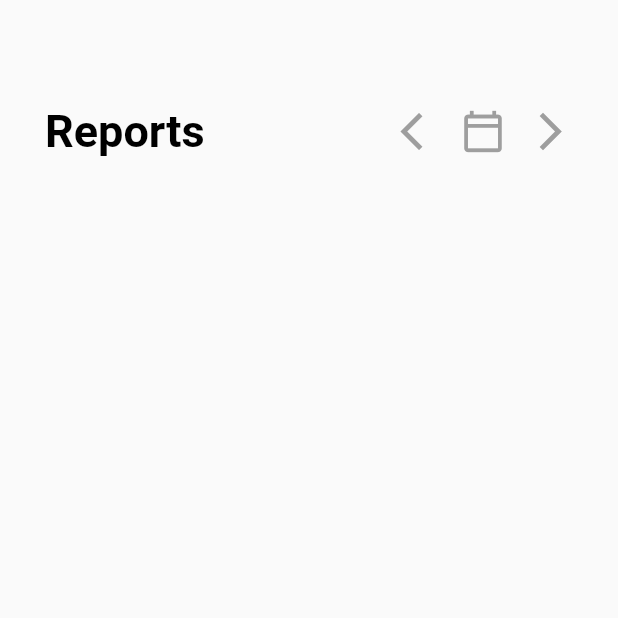
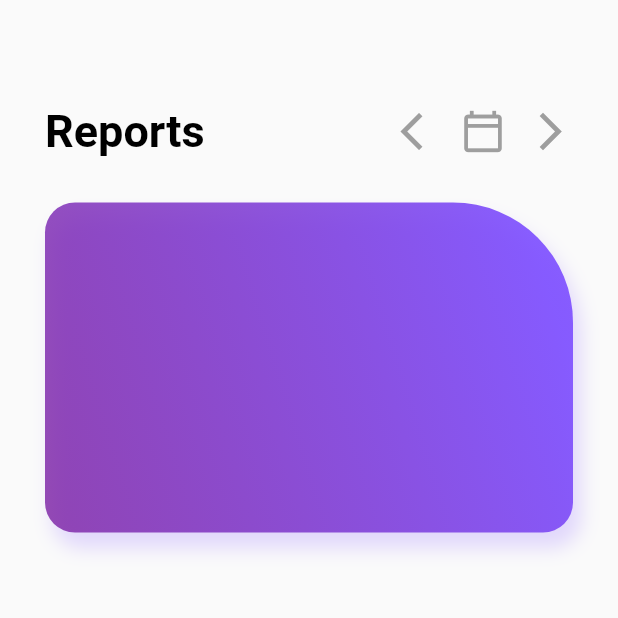
Before and after one commit to JosephLahiru/mcms_app, a Flutter app: the Reports screen opened directly, on a phone screen of 412 x 824 dp, the top half of it. Run offline on Flutter 3.47's test engine with Material 2 defaults, Android fonts, the phone set to English and light mode, and no system bars.

Commit message:
modify reports

```diff
--- a/lib/assets/color.dart
+++ b/lib/assets/color.dart
@@ -34,4 +34,8 @@ class AppColors {
   static const Color transparent = Color(0x00000000);
   static const Color transparentWhite = Color(0x80FFFFFF);
   static const Color transparentBlack = Color(0x80000000);
+  static const Color transparentGrey = Color(0x809E9E9E);
+  static const Color transparentRed = Color(0x80D32F2F);
+  static const Color gradientpurplefirst = Color(0xFF7B1FA2);
+  static const Color gradientpurplesecond = Color(0xFF7C4DFF);
 }
--- a/lib/screens/reports.dart
+++ b/lib/screens/reports.dart
@@ -40,7 +40,30 @@ class Reports extends StatelessWidget {
               SizedBox(height: 30),
               Container(
                 width: MediaQuery.of(context).size.width,
-                height: 200,
+                height: 220,
+                decoration: BoxDecoration(
+                  gradient: LinearGradient(
+                    begin: Alignment.bottomLeft,
+                    end: Alignment.centerRight,
+                    colors: [
+                      color.AppColors.gradientpurplefirst.withOpacity(0.8),
+                      color.AppColors.gradientpurplesecond.withOpacity(0.9),
+                    ],
+                  ),
+                  borderRadius: BorderRadius.only(
+                    topLeft: Radius.circular(20.0),
+                    topRight: Radius.circular(80.0),
+                    bottomLeft: Radius.circular(20.0),
+                    bottomRight: Radius.circular(20.0),
+                  ),
+                  boxShadow: [
+                    BoxShadow(
+                      color: color.AppColors.gradientpurplesecond.withOpacity(0.2),
+                      blurRadius: 10,
+                      offset: Offset(5, 10), // changes position of shadow
+                    ),
+                  ],
+                ),
               ),
             ],
           ),
```
Also changed, not shown: pubspec.lock.
